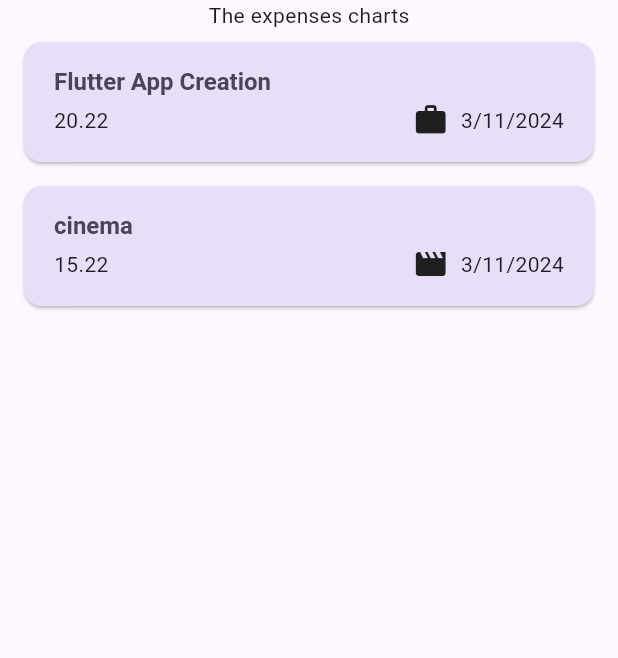
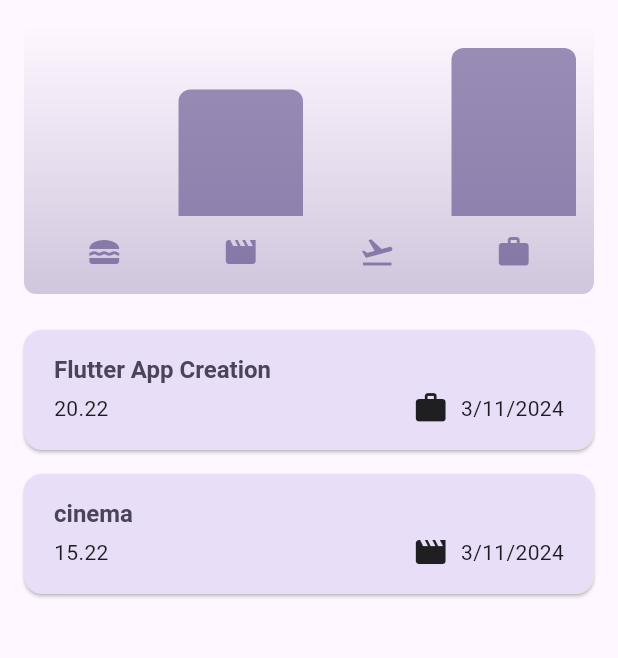
Before and after one commit to ajujacob88/flutter-expense-tracker-app, a Flutter app: the screen it shows after launch, on a phone screen of 412 x 824 dp, the part 84-742 px from its top. Run offline on Flutter 3.47's test engine with Material 3 defaults, Android fonts, the phone set to English and light mode, and no system bars.

Commit message:
Adding chart widgets.... - completed the project

```diff
--- /dev/null
+++ b/lib/widget/chart/chart.dart
@@ -0,0 +1,95 @@
+import 'package:flutter/material.dart';
+
+import 'package:expense_tracker_app/widget/chart/chart_bar.dart';
+import 'package:expense_tracker_app/models/expense.dart';
+
+class Chart extends StatelessWidget {
+  const Chart({super.key, required this.expenses});
+
+  final List<Expense> expenses;
+
+  List<ExpenseBucket> get buckets {
+    return [
+      ExpenseBucket.forCategory(expenses, Category.food),
+      ExpenseBucket.forCategory(expenses, Category.leisure),
+      ExpenseBucket.forCategory(expenses, Category.travel),
+      ExpenseBucket.forCategory(expenses, Category.work),
+    ];
+  }
+
+  double get maxTotalExpense {
+    double maxTotalExpense = 0;
+
+    for (final bucket in buckets) {
+      if (bucket.totalExpenses > maxTotalExpense) {
+        maxTotalExpense = bucket.totalExpenses;
+      }
+    }
+
+    return maxTotalExpense;
+  }
+
+  @override
+  Widget build(BuildContext context) {
+    final isDarkMode =
+        MediaQuery.of(context).platformBrightness == Brightness.dark;
+    return Container(
+      margin: const EdgeInsets.all(16),
+      padding: const EdgeInsets.symmetric(
+        vertical: 16,
+        horizontal: 8,
+      ),
+      width: double.infinity,
+      height: 180,
+      decoration: BoxDecoration(
+        borderRadius: BorderRadius.circular(8),
+        gradient: LinearGradient(
+          colors: [
+            Theme.of(context).colorScheme.primary.withOpacity(0.3),
+            Theme.of(context).colorScheme.primary.withOpacity(0.0)
+          ],
+          begin: Alignment.bottomCenter,
+          end: Alignment.topCenter,
+        ),
+      ),
+      child: Column(
+        children: [
+          Expanded(
+            child: Row(
+              crossAxisAlignment: CrossAxisAlignment.end,
+              children: [
+                for (final bucket in buckets) // alternative to map()
+                  ChartBar(
+                    fill: bucket.totalExpenses == 0
+                        ? 0
+                        : bucket.totalExpenses / maxTotalExpense,
+                  )
+              ],
+            ),
+          ),
+          const SizedBox(height: 12),
+          Row(
+            children: buckets
+                .map(
+                  (bucket) => Expanded(
+                    child: Padding(
+                      padding: const EdgeInsets.symmetric(horizontal: 4),
+                      child: Icon(
+                        categoryIcons[bucket.category],
+                        color: isDarkMode
+                            ? Theme.of(context).colorScheme.secondary
+                            : Theme.of(context)
+                                .colorScheme
+                                .primary
+                                .withOpacity(0.7),
+                      ),
+                    ),
+                  ),
+                )
+                .toList(),
+          )
+        ],
+      ),
+    );
+  }
+}
--- /dev/null
+++ b/lib/widget/chart/chart_bar.dart
@@ -0,0 +1,34 @@
+import 'package:flutter/material.dart';
+
+class ChartBar extends StatelessWidget {
+  const ChartBar({
+    super.key,
+    required this.fill,
+  });
+
+  final double fill;
+
+  @override
+  Widget build(BuildContext context) {
+    final isDarkMode =
+        MediaQuery.of(context).platformBrightness == Brightness.dark;
+    return Expanded(
+      child: Padding(
+        padding: const EdgeInsets.symmetric(horizontal: 4),
+        child: FractionallySizedBox(
+          heightFactor: fill,
+          child: DecoratedBox(
+            decoration: BoxDecoration(
+              shape: BoxShape.rectangle,
+              borderRadius:
+                  const BorderRadius.vertical(top: Radius.circular(8)),
+              color: isDarkMode
+                  ? Theme.of(context).colorScheme.secondary
+                  : Theme.of(context).colorScheme.primary.withOpacity(0.65),
+            ),
+          ),
+        ),
+      ),
+    );
+  }
+}
--- a/lib/widget/expenses.dart
+++ b/lib/widget/expenses.dart
@@ -2,6 +2,7 @@ import 'package:expense_tracker_app/widget/expenses_list/expenses_list.dart';
 import 'package:expense_tracker_app/widget/new_expense.dart';
 import 'package:flutter/material.dart';
 import 'package:expense_tracker_app/models/expense.dart';
+import 'package:expense_tracker_app/widget/chart/chart.dart';
 
 class Expenses extends StatefulWidget {
   const Expenses({super.key});
@@ -95,7 +96,8 @@ class _ExpensesState extends State<Expenses> {
       ),
       body: Column(
         children: [
-          const Text('The expenses charts'),
+          //const Text('The expenses charts'),
+          Chart(expenses: _registeredExpenses),
           Expanded(child: mainContent),
         ],
       ),
```
